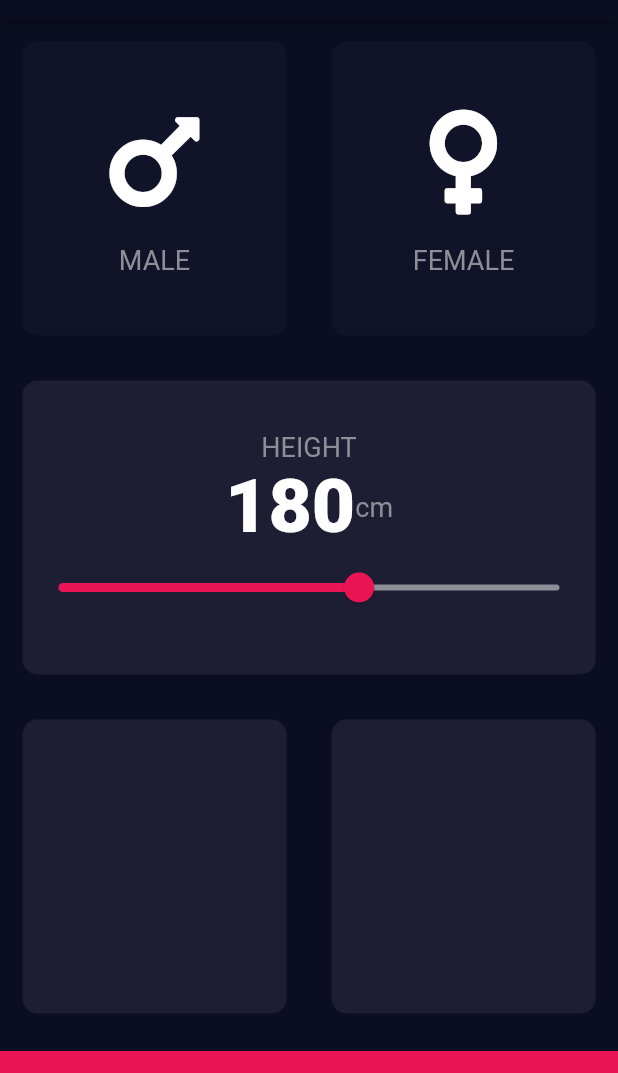
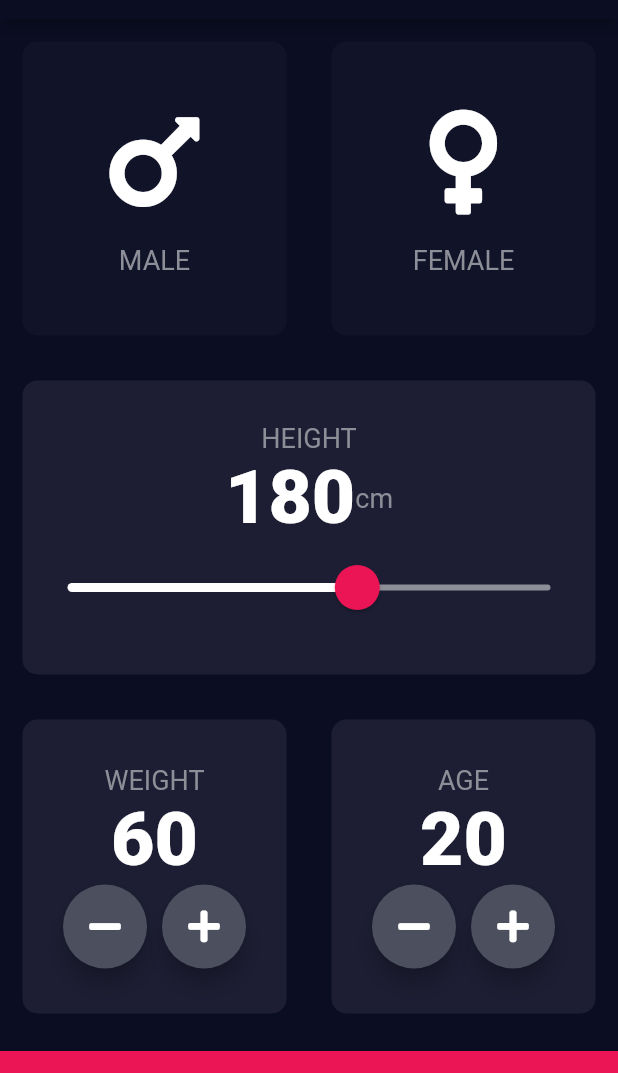
Before and after one commit to lonelywolfomega/BMI-calculator, a Flutter app: the screen it shows after launch, on a phone screen of 412 x 824 dp, the part 65-1138 px from its top. Run offline on Flutter 3.47's test engine with Material 2 defaults, Android fonts, the phone set to English and light mode, and no system bars; our stand-ins replace font_awesome_flutter.

Commit message:
slider added

```diff
--- a/lib/input_page.dart
+++ b/lib/input_page.dart
@@ -22,6 +22,8 @@ class _InputPageState extends State<InputPage> {
 
   Gender selectedGender;
   int height = 180;
+  int weight = 60;
+  int age = 20;
 
   @override
   Widget build(BuildContext context) {
@@ -89,17 +91,26 @@ class _InputPageState extends State<InputPage> {
                       )
                     ],
                   ),
-                  Slider(
+                  SliderTheme(
+                    data: SliderTheme.of(context).copyWith(
+                      activeTrackColor: Colors.white,
+                      inactiveTrackColor: Color(0xFF8D8E98),
+                      thumbColor: Color(0xFFEB1555),
+                      overlayColor: Color(0x29EB1555),
+                      thumbShape:
+                          RoundSliderThumbShape(enabledThumbRadius: 15.0),
+                      overlayShape: RoundSliderOverlayShape(overlayRadius: 30),
+                    ),
+                    child: Slider(
                       value: height.toDouble(),
                       min: 120.0,
                       max: 220.0,
-                    activeColor: Color(0xFFEB1555),
-                    inactiveColor: Color(0xFF8D8E98),
                       onChanged: (double newValue) {
                         setState(() {
                           height = newValue.round();
                         });
                       },
+                    ),
                   ),
                 ],
               ),
@@ -110,10 +121,84 @@ class _InputPageState extends State<InputPage> {
                 Expanded(
                     child: ReusableCard(
                   colour: kActiveCardColor,
+                  cardChild: Column(
+                    mainAxisAlignment: MainAxisAlignment.center,
+                    children: [
+                      Text(
+                        'WEIGHT',
+                        style: kLabelTextStyle,
+                      ),
+                      Text(
+                        weight.toString(),
+                        style: kNumberTextStyle,
+                      ),
+                      Row(
+                        mainAxisAlignment: MainAxisAlignment.center,
+                        children: [
+                          RoundIconButton(
+                            icon: FontAwesomeIcons.minus,
+                            onPressed: () {
+                              setState(() {
+                                weight--;
+                              });
+                            },
+                          ),
+                          SizedBox(
+                            width: 10,
+                          ),
+                          RoundIconButton(
+                            icon: FontAwesomeIcons.plus,
+                            onPressed: () {
+                              setState(() {
+                                weight++;
+                              });
+                            },
+                          ),
+                        ],
+                      ),
+                    ],
+                  ),
                 )),
                 Expanded(
                     child: ReusableCard(
                   colour: kActiveCardColor,
+                  cardChild: Column(
+                    mainAxisAlignment: MainAxisAlignment.center,
+                    children: [
+                      Text(
+                        'AGE',
+                        style: kLabelTextStyle,
+                      ),
+                      Text(
+                        age.toString(),
+                        style: kNumberTextStyle,
+                      ),
+                      Row(
+                        mainAxisAlignment: MainAxisAlignment.center,
+                        children: [
+                          RoundIconButton(
+                            icon: FontAwesomeIcons.minus,
+                            onPressed: () {
+                              setState(() {
+                                age--;
+                              });
+                            },
+                          ),
+                          SizedBox(
+                            width: 10,
+                          ),
+                          RoundIconButton(
+                            icon: FontAwesomeIcons.plus,
+                            onPressed: () {
+                              setState(() {
+                                age++;
+                              });
+                            },
+                          ),
+                        ],
+                      ),
+                    ],
+                  ),
                 )),
               ],
             )),
@@ -127,3 +212,25 @@ class _InputPageState extends State<InputPage> {
         ));
   }
 }
+
+class RoundIconButton extends StatelessWidget {
+  RoundIconButton({@required this.icon, @required this.onPressed});
+
+  final IconData icon;
+  final Function onPressed;
+
+  @override
+  Widget build(BuildContext context) {
+    return RawMaterialButton(
+      child: Icon(icon),
+      onPressed: onPressed,
+      elevation: 6,
+      constraints: BoxConstraints.tightFor(
+        width: 56,
+        height: 56,
+      ),
+      shape: CircleBorder(),
+      fillColor: Color(0xFF4C4F5E),
+    );
+  }
+}
```
Lines whose indentation alone changed are shown as unchanged.
